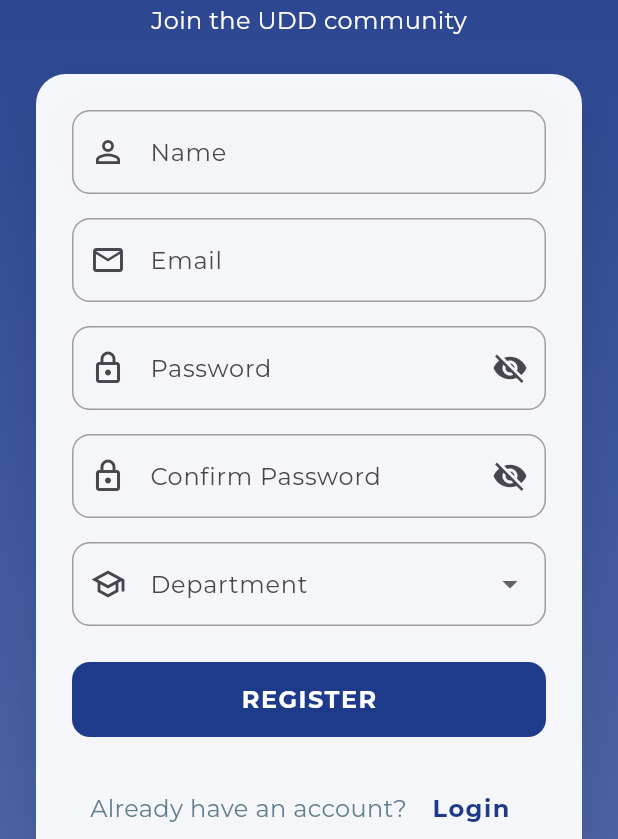
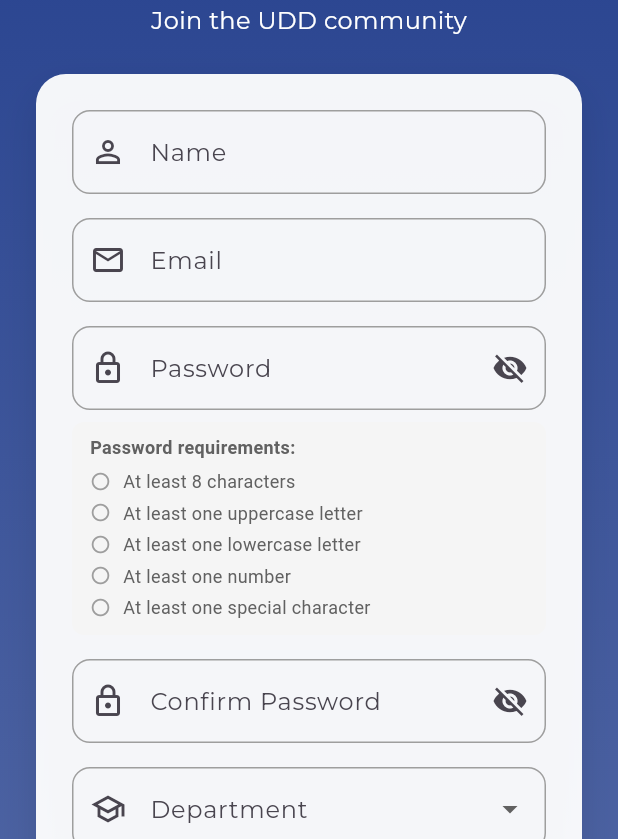
Before and after one commit to Forsythh-crypto/merch-hub-unified, a Flutter app: the RegisterScreen screen opened by its route, on a phone screen of 412 x 824 dp, the part 397-1236 px from its top. Run offline on Flutter 3.47's test engine with Material 3 defaults, Android fonts, the light colour scheme and no system bars; our stand-ins replace flutter_dotenv, image_picker, shared_preferences; accounts and stored records are empty.

Commit message:
Added requirements for password

```diff
--- a/frontend/lib/screens/register_screen.dart
+++ b/frontend/lib/screens/register_screen.dart
@@ -29,6 +29,13 @@ class _RegisterScreenState extends State<RegisterScreen> {
   bool _obscureConfirmPassword = true;
   String? _selectedDepartment;
   String _selectedRole = 'student';
+
+  // Password validation trackers
+  bool _hasMinLength = false;
+  bool _hasUppercase = false;
+  bool _hasLowercase = false;
+  bool _hasDigit = false;
+  bool _hasSpecialChar = false;
 
   final List<Map<String, dynamic>> _departments = [
     {
@@ -72,6 +79,30 @@ class _RegisterScreenState extends State<RegisterScreen> {
       'logo': 'assets/logos/sihm.png',
     },
   ];
+
+  // Helper method to build password requirement row
+  Widget _buildRequirementRow(String text, bool isMet) {
+    return Padding(
+      padding: const EdgeInsets.symmetric(vertical: 2),
+      child: Row(
+        children: [
+          Icon(
+            isMet ? Icons.check_circle : Icons.circle_outlined,
+            color: isMet ? Colors.green : Colors.grey,
+            size: 14,
+          ),
+          const SizedBox(width: 8),
+          Text(
+            text,
+            style: TextStyle(
+              fontSize: 12,
+              color: isMet ? Colors.green : Colors.grey.shade700,
+            ),
+          ),
+        ],
+      ),
+    );
+  }
 
   @override
   void dispose() {
@@ -318,15 +349,65 @@ class _RegisterScreenState extends State<RegisterScreen> {
                                   },
                                 ),
                               ),
+                              onChanged: (value) {
+                                setState(() {
+                                  _hasMinLength = value.length >= 8;
+                                  _hasUppercase = value.contains(RegExp(r'[A-Z]'));
+                                  _hasLowercase = value.contains(RegExp(r'[a-z]'));
+                                  _hasDigit = value.contains(RegExp(r'[0-9]'));
+                                  _hasSpecialChar = value.contains(RegExp(r'[!@#$%^&*(),.?":{}|<>]'));
+                                });
+                              },
                               validator: (value) {
                                 if (value == null || value.isEmpty) {
                                   return 'Please enter a password';
                                 }
-                                if (value.length < 6) {
-                                  return 'Password must be at least 6 characters';
+                                if (value.length < 8) {
+                                  return 'Password must be at least 8 characters';
+                                }
+                                if (!value.contains(RegExp(r'[A-Z]'))) {
+                                  return 'Password must contain at least one uppercase letter';
+                                }
+                                if (!value.contains(RegExp(r'[a-z]'))) {
+                                  return 'Password must contain at least one lowercase letter';
+                                }
+                                if (!value.contains(RegExp(r'[0-9]'))) {
+                                  return 'Password must contain at least one number';
+                                }
+                                if (!value.contains(RegExp(r'[!@#$%^&*(),.?":{}|<>]'))) {
+                                  return 'Password must contain at least one special character';
                                 }
                                 return null;
                               },
+                            ),
+                            const SizedBox(height: 8),
+
+                            // Password requirements indicators
+                            Container(
+                              padding: const EdgeInsets.symmetric(horizontal: 12, vertical: 8),
+                              decoration: BoxDecoration(
+                                color: Colors.grey.shade100,
+                                borderRadius: BorderRadius.circular(8),
+                              ),
+                              child: Column(
+                                crossAxisAlignment: CrossAxisAlignment.start,
+                                children: [
+                                  Text(
+                                    'Password requirements:',
+                                    style: TextStyle(
+                                      fontSize: 12,
+                                      fontWeight: FontWeight.bold,
+                                      color: Colors.grey.shade700,
+                                    ),
+                                  ),
+                                  const SizedBox(height: 4),
+                                  _buildRequirementRow('At least 8 characters', _hasMinLength),
+                                  _buildRequirementRow('At least one uppercase letter', _hasUppercase),
+                                  _buildRequirementRow('At least one lowercase letter', _hasLowercase),
+                                  _buildRequirementRow('At least one number', _hasDigit),
+                                  _buildRequirementRow('At least one special character', _hasSpecialChar),
+                                ],
+                              ),
                             ),
                             const SizedBox(height: 16),
 
```
